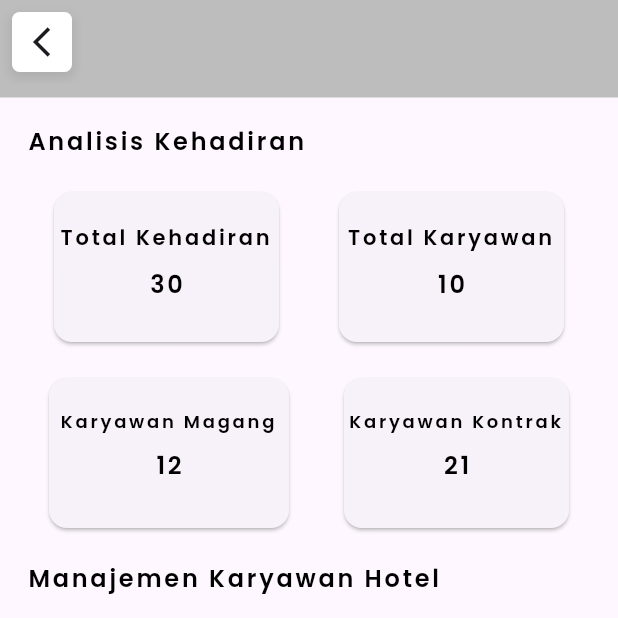
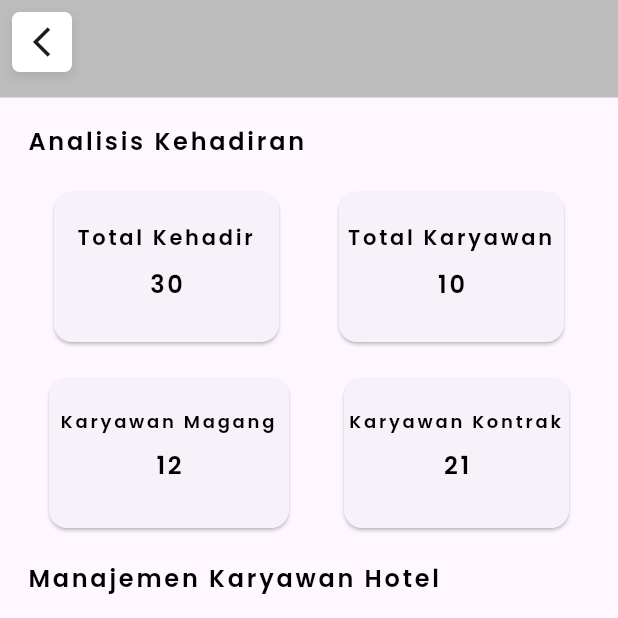
Before and after one commit to aliffadillah/ems, a Flutter app: the screen it shows after launch, after a tap on "Admin", on a phone screen of 412 x 824 dp, the top half of it. Run offline on Flutter 3.47's test engine with Material 3 defaults, Android fonts, the light colour scheme and no system bars; network calls fail.

```diff
--- a/lib/pages/admin_dashboard.dart
+++ b/lib/pages/admin_dashboard.dart
@@ -103,7 +103,7 @@ class YourWidget extends StatelessWidget {
                       child: Column(
                         children: [
                           Text(
-                            'Total Kehadiran',
+                            'Total Kehadir',
                             textAlign: TextAlign.center,
                             style: TextStyle(
                               color: Colors.black,
```
